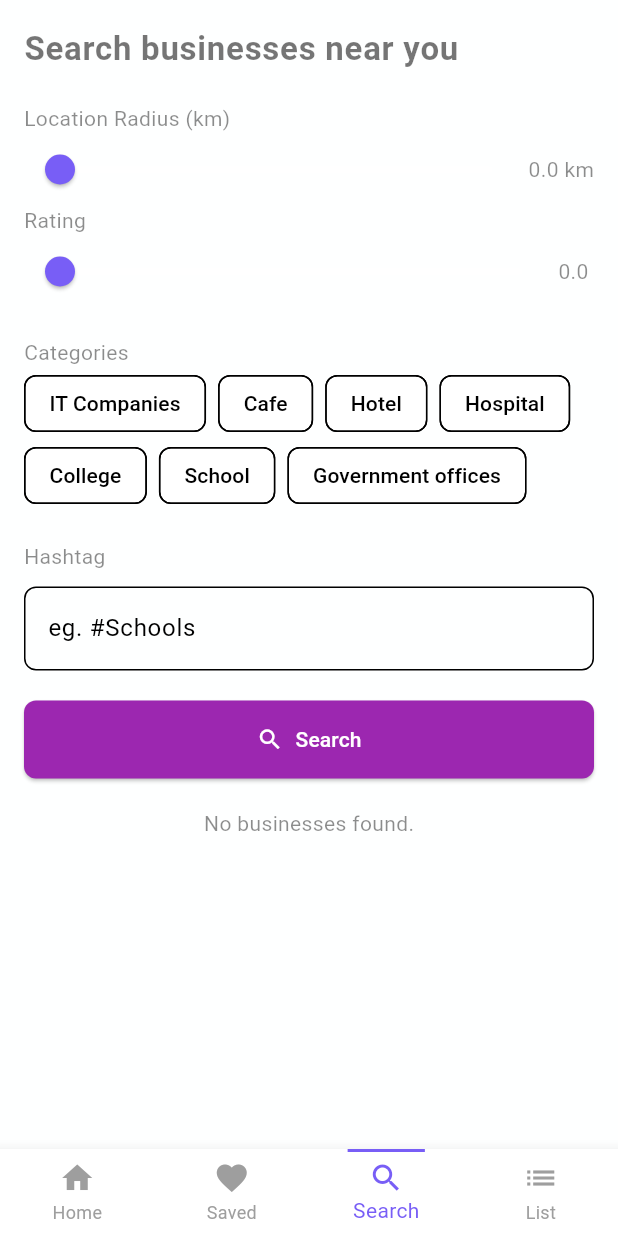
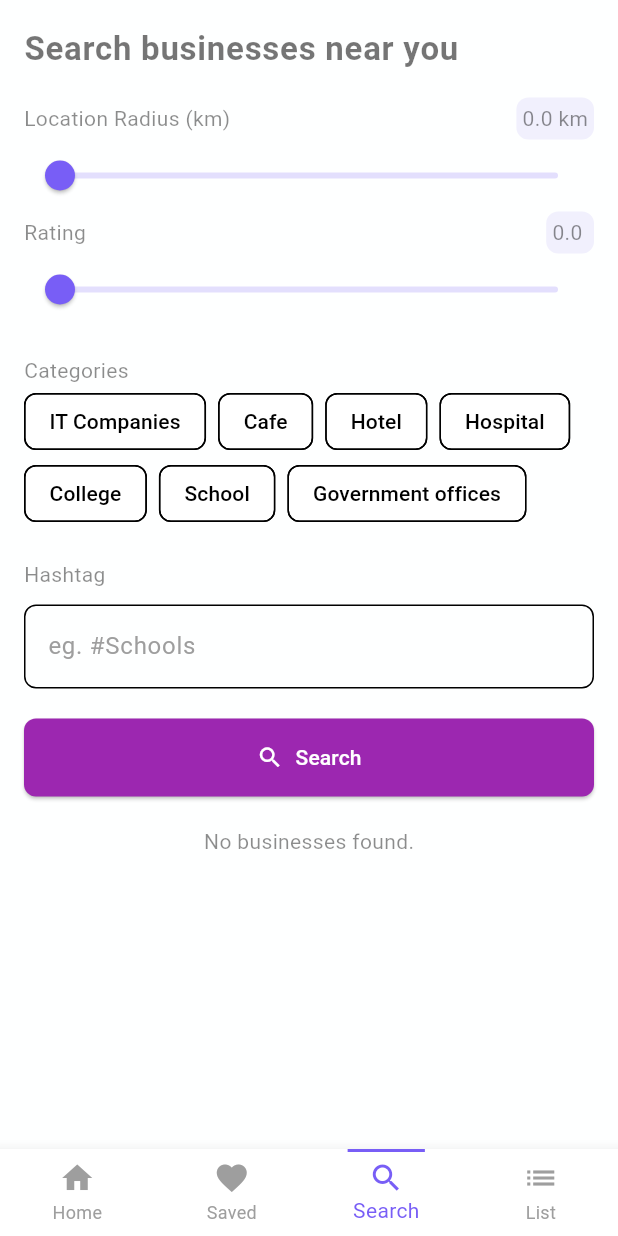
Before and after one commit to GurungNabin/connect-guide, a Flutter app: the screen it shows after launch, item 3 of the bottom bar chosen, on a phone screen of 412 x 824 dp. Run offline on Flutter 3.47's test engine with Material 3 defaults, Android fonts, the light colour scheme and no system bars; our stand-ins replace dio, flutter_secure_storage, gap, shared_preferences; network calls fail.

Commit message:
slider changes in search

```diff
--- a/lib/core/ui/main_theme.dart
+++ b/lib/core/ui/main_theme.dart
@@ -1,4 +1,3 @@
-
 import 'package:connect_me_app/core/ui/colors.dart';
 import 'package:flutter/material.dart';
 
@@ -33,7 +32,7 @@ class ThemeConfig {
         textTheme: ButtonTextTheme.primary,
       ),
       appBarTheme: const AppBarTheme(
-        backgroundColor: Color(0xFF785ef6),
+        backgroundColor: Colors.white,
         iconTheme: IconThemeData(
           size: 20,
           color: Colors.white,
@@ -44,11 +43,11 @@ class ThemeConfig {
       ),
       dividerColor: Colors.blueGrey[200],
       cardColor: Colors.white,
-      colorScheme: ColorScheme(
-        primary: const Color(0xFF785ef6),
-        primaryContainer: const Color(0xFF6a4f8b),
-        secondary: Colors.teal,
-        secondaryContainer: Colors.teal[700]!,
+      colorScheme: const ColorScheme(
+        primary: Color(0xFF785ef6),
+        primaryContainer: Color(0xFF6a4f8b),
+        secondary: Color(0xFF785ef6),
+        secondaryContainer: Color(0xFF785ef6),
         surface: Colors.white,
         error: Colors.red,
         onPrimary: Colors.white,
--- a/lib/presentation/view/features/search/search_screen.dart
+++ b/lib/presentation/view/features/search/search_screen.dart
@@ -31,20 +31,26 @@ class _SearchScreenState extends State<SearchScreen> {
   Widget build(BuildContext context) {
     return Scaffold(
       body: SafeArea(
-        child: SingleChildScrollView(
-          child: Padding(
-            padding: const EdgeInsets.all(16.0),
         child: Column(
           crossAxisAlignment: CrossAxisAlignment.start,
           children: [
-                Text(
+            Padding(
+              padding: const EdgeInsets.all(16.0),
+              child: Text(
                 'Search businesses near you',
                 style: Theme.of(context).textTheme.bodyLarge?.copyWith(
                       fontWeight: FontWeight.bold,
                       fontSize: 22,
                     ),
               ),
-                const SizedBox(height: 20),
+            ),
+            Expanded(
+              child: SingleChildScrollView(
+                child: Padding(
+                  padding: const EdgeInsets.symmetric(horizontal: 16.0),
+                  child: Column(
+                    crossAxisAlignment: CrossAxisAlignment.start,
+                    children: [
                       _buildSlider(
                         'Location Radius (km)',
                         _locationRadius,
@@ -72,7 +78,8 @@ class _SearchScreenState extends State<SearchScreen> {
                       Wrap(
                         spacing: 8.0,
                         children: categories.map((category) {
-                    final isSelected = selectedCategories.contains(category);
+                          final isSelected =
+                              selectedCategories.contains(category);
                           return FilterChip(
                             label: Text(category),
                             selected: isSelected,
@@ -94,6 +101,7 @@ class _SearchScreenState extends State<SearchScreen> {
                       const SizedBox(height: 10),
                       TextField(
                         decoration: InputDecoration(
+                          hintStyle: const TextStyle(color: Colors.grey),
                           hintText: 'eg. #Schools',
                           border: OutlineInputBorder(
                             borderRadius: BorderRadius.circular(8.0),
@@ -134,9 +142,9 @@ class _SearchScreenState extends State<SearchScreen> {
                       ] else if (searchResults.isEmpty) ...[
                         const Center(child: Text('No businesses found.')),
                       ] else ...[
-                  Expanded(
-                    child: ListView.builder(
-
+                        ListView.builder(
+                          shrinkWrap: true,
+                          physics: const NeverScrollableScrollPhysics(),
                           itemCount: searchResults.length,
                           itemBuilder: (context, index) {
                             final business = searchResults[index];
@@ -149,7 +157,8 @@ class _SearchScreenState extends State<SearchScreen> {
                                         business.photos![0],
                                         width: 50,
                                         height: 50,
-                                    errorBuilder: (context, error, stackTrace) {
+                                        errorBuilder:
+                                            (context, error, stackTrace) {
                                           return const Icon(Icons.error);
                                         },
                                       )
@@ -174,11 +183,13 @@ class _SearchScreenState extends State<SearchScreen> {
                             );
                           },
                         ),
-                  ),
                       ]
                     ],
                   ),
                 ),
+              ),
+            ),
+          ],
         ),
       ),
     );
@@ -188,26 +199,39 @@ class _SearchScreenState extends State<SearchScreen> {
     String label,
     double value,
     ValueChanged<double> onChanged, {
-    double max = 100,
+    double max = 10,
   }) {
     return Column(
       crossAxisAlignment: CrossAxisAlignment.start,
       children: [
-        Text(label, style: Theme.of(context).textTheme.bodyMedium),
         Row(
           mainAxisAlignment: MainAxisAlignment.spaceBetween,
           children: [
-            Expanded(
+            Text(label, style: Theme.of(context).textTheme.bodyMedium!),
+            Container(
+              padding: const EdgeInsets.all(4),
+              decoration: BoxDecoration(
+                color: const Color(0xFFF1F0FD),
+                borderRadius: BorderRadius.circular(8),
+              ),
+              child: Text(
+                  '${value.toStringAsFixed(1)} ${label.contains('Rating') ? '' : 'km'}'),
+            ),
+          ],
+        ),
+        SliderTheme(
+          data: SliderTheme.of(context).copyWith(
+            activeTrackColor: const Color(0xFF785ef6),
+            inactiveTrackColor: const Color(0xFF785ef6).withOpacity(0.2),
+            thumbColor: const Color(0xFF785ef6),
+            overlayColor: const Color(0xFF785ef6).withAlpha(32),
+          ),
           child: Slider(
             value: value,
             min: 0,
             max: max,
             onChanged: onChanged,
           ),
-            ),
-            Text(
-                '${value.toStringAsFixed(1)} ${label.contains('Rating') ? '' : 'km'}'),
-          ],
         ),
       ],
     );
@@ -232,8 +256,7 @@ class _SearchScreenState extends State<SearchScreen> {
       } else {
         // Apply filters
         final filteredResults = businessModel.results.where((business) {
-          final matchesRating =
-              double.tryParse(business.rating ?? '0')! >= _rating;
+          final matchesRating = double.tryParse(business.rating)! >= _rating;
           final matchesCategory = selectedCategories.isEmpty ||
               (business.category != null &&
                   selectedCategories.contains(business.category));
```
Lines whose indentation alone changed are shown as unchanged.
